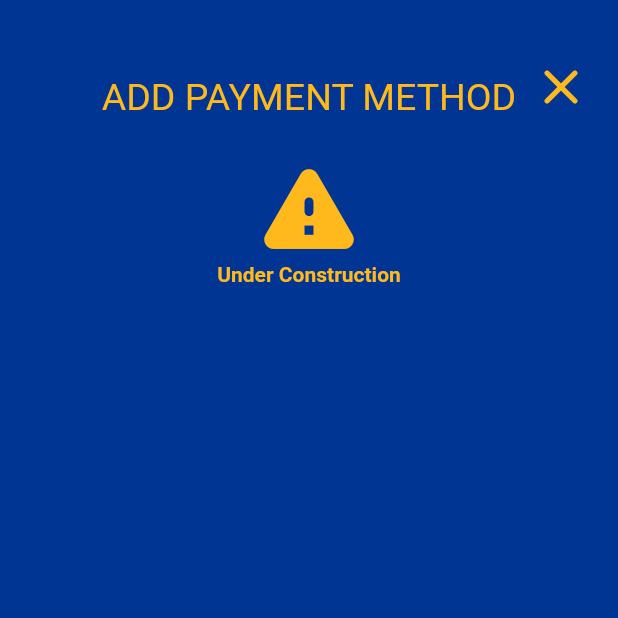
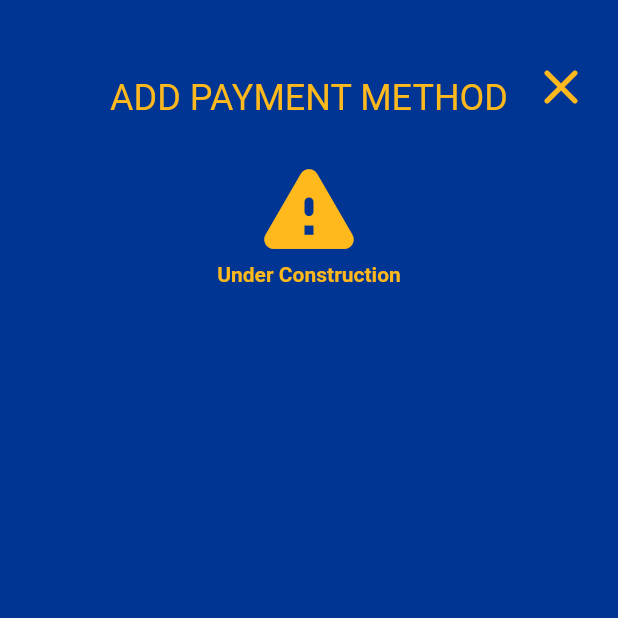
Before and after one commit to juradodiego/panther-central-ios-app, a Flutter app: the AddPaymentScreen screen opened directly with empty values, on a phone screen of 412 x 824 dp, the top half of it. Run offline on Flutter 3.47's test engine with Material 2 defaults, Android fonts, the phone set to English and light mode, and no system bars.

Commit message:
Resized Fonts

```diff
--- a/lib/screens/add_payment_screen.dart
+++ b/lib/screens/add_payment_screen.dart
@@ -35,7 +35,7 @@ class _AddPaymentScreenState extends State<AddPaymentScreen> {
                     child: Stack(
                       children: [
                         // TODO Add Font Size, Font Color
-                        const Align(child: Text('ADD PAYMENT METHOD', style: TextStyle(color: PC_YELLOW, fontSize: 25),)),
+                        const Align(child: Text('ADD PAYMENT METHOD', style: TextStyle(color: PC_YELLOW, fontSize: 24),)),
                         Positioned(
                           right: 10,
                           child: IconButton(
--- a/lib/screens/choose_payment_screen.dart
+++ b/lib/screens/choose_payment_screen.dart
@@ -42,7 +42,7 @@ class _ChoosePaymentScreenState extends State<ChoosePaymentScreen> {
                   child: Stack(
                     children: [
                       // TODO Add Font Size, Font Color
-                      const Align(child: Text('CHOOSE PAYMENT', style: TextStyle(color: PC_YELLOW, fontSize: 25),)),
+                      const Align(child: Text('CHOOSE PAYMENT', style: TextStyle(color: PC_YELLOW, fontSize: 24),)),
                       Positioned(
                         left: 10,
                         child: IconButton(
--- a/lib/screens/load_funds_screen.dart
+++ b/lib/screens/load_funds_screen.dart
@@ -41,7 +41,7 @@ class _LoadFundsScreenState extends State<LoadFundsScreen> {
                   child: Stack(
                     children: [
                       // TODO Add Font Size, Font Color
-                      const Align(child: Text('QUICK RELOAD', style: TextStyle(color: PC_YELLOW, fontSize: 25),)),
+                      const Align(child: Text('QUICK RELOAD', style: TextStyle(color: PC_YELLOW, fontSize: 24),)),
                       Positioned(
                         right: 10,
                         child: IconButton(
--- a/lib/screens/settings_screen.dart
+++ b/lib/screens/settings_screen.dart
@@ -29,7 +29,7 @@ class _SettingsScreenState extends State<SettingsScreen> {
                   child: Stack(
                     children: [
                       // TODO Add Font Size, Font Color
-                      const Align(child: Text('SETTINGS', style: TextStyle(color: PC_YELLOW, fontSize: 25),)),
+                      const Align(child: Text('SETTINGS', style: TextStyle(color: PC_YELLOW, fontSize: 24),)),
                       Positioned(
                         left: 10,
                         child: IconButton(
```
